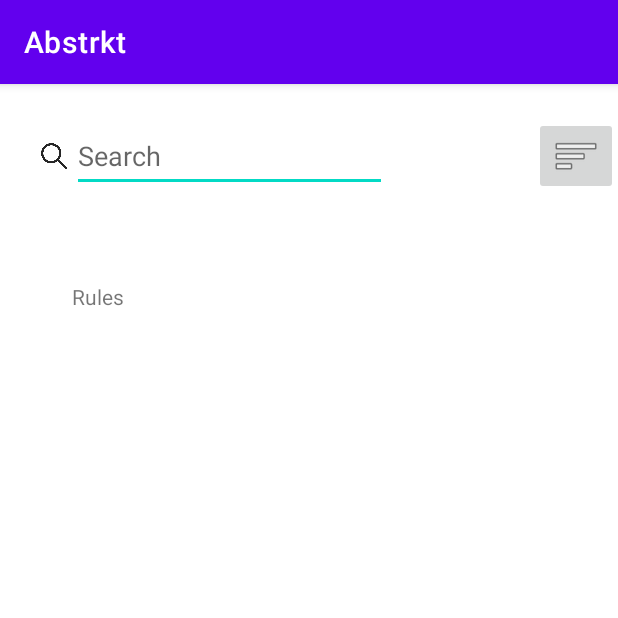
After one commit to winnie-phebus/Abstrkt, an Android app: the RulesFragment screen opened directly, with no data from a screen before it, on a phone screen of 412 x 824 dp, the top half of it. The commit adds this screen. Run offline under Robolectric (Android 15) with nearby library versions, the phone set to English and light mode, and no system bars.

Commit message:
New Fragments/Activities

```diff
--- a/app/src/main/AndroidManifest.xml
+++ b/app/src/main/AndroidManifest.xml
@@ -13,6 +13,9 @@
         android:supportsRtl="true"
         android:theme="@style/Theme.Abstrkt"
         tools:targetApi="31">
+        <activity
+            android:name=".TagsActivity"
+            android:exported="false" />
         <activity
             android:name=".Note"
             android:exported="false" />
--- /dev/null
+++ b/app/src/main/java/com/example/abstrkt/RulesFragment.java
@@ -0,0 +1,64 @@
+package com.example.abstrkt;
+
+import android.os.Bundle;
+
+import androidx.fragment.app.Fragment;
+
+import android.view.LayoutInflater;
+import android.view.View;
+import android.view.ViewGroup;
+
+/**
+ * A simple {@link Fragment} subclass.
+ * Use the {@link RulesFragment#newInstance} factory method to
+ * create an instance of this fragment.
+ */
+public class RulesFragment extends Fragment {
+
+    // TODO: Rename parameter arguments, choose names that match
+    // the fragment initialization parameters, e.g. ARG_ITEM_NUMBER
+    private static final String ARG_PARAM1 = "param1";
+    private static final String ARG_PARAM2 = "param2";
+
+    // TODO: Rename and change types of parameters
+    private String mParam1;
+    private String mParam2;
+
+    public RulesFragment() {
+        // Required empty public constructor
+    }
+
+    /**
+     * Use this factory method to create a new instance of
+     * this fragment using the provided parameters.
+     *
+     * @param param1 Parameter 1.
+     * @param param2 Parameter 2.
+     * @return A new instance of fragment RulesFragment.
+     */
+    // TODO: Rename and change types and number of parameters
+    public static RulesFragment newInstance(String param1, String param2) {
+        RulesFragment fragment = new RulesFragment();
+        Bundle args = new Bundle();
+        args.putString(ARG_PARAM1, param1);
+        args.putString(ARG_PARAM2, param2);
+        fragment.setArguments(args);
+        return fragment;
+    }
+
+    @Override
+    public void onCreate(Bundle savedInstanceState) {
+        super.onCreate(savedInstanceState);
+        if (getArguments() != null) {
+            mParam1 = getArguments().getString(ARG_PARAM1);
+            mParam2 = getArguments().getString(ARG_PARAM2);
+        }
+    }
+
+    @Override
+    public View onCreateView(LayoutInflater inflater, ViewGroup container,
+                             Bundle savedInstanceState) {
+        // Inflate the layout for this fragment
+        return inflater.inflate(R.layout.fragment_rules, container, false);
+    }
+}
--- /dev/null
+++ b/app/src/main/java/com/example/abstrkt/TagsActivity.java
@@ -0,0 +1,14 @@
+package com.example.abstrkt;
+
+import androidx.appcompat.app.AppCompatActivity;
+
+import android.os.Bundle;
+
+public class TagsActivity extends AppCompatActivity {
+
+    @Override
+    protected void onCreate(Bundle savedInstanceState) {
+        super.onCreate(savedInstanceState);
+        setContentView(R.layout.activity_organization);
+    }
+}
--- /dev/null
+++ b/app/src/main/res/layout/activity_organization.xml
@@ -0,0 +1,53 @@
+<?xml version="1.0" encoding="utf-8"?>
+<androidx.constraintlayout.widget.ConstraintLayout xmlns:android="http://schemas.android.com/apk/res/android"
+    xmlns:app="http://schemas.android.com/apk/res-auto"
+    xmlns:tools="http://schemas.android.com/tools"
+    android:layout_width="match_parent"
+    android:layout_height="match_parent"
+    tools:context=".TagsActivity">
+
+    <ImageButton
+        android:id="@+id/org_menu"
+        android:layout_width="wrap_content"
+        android:layout_height="wrap_content"
+        app:layout_constraintBottom_toBottomOf="@+id/org_search_input"
+        app:layout_constraintEnd_toEndOf="parent"
+        app:layout_constraintTop_toTopOf="@+id/org_search_input"
+        app:srcCompat="@android:drawable/ic_menu_sort_by_size"
+        tools:ignore="SpeakableTextPresentCheck" />
+
+    <EditText
+        android:id="@+id/org_search_input"
+        android:layout_width="210dp"
+        android:layout_height="wrap_content"
+        android:layout_marginTop="24dp"
+        android:ems="10"
+        android:hint="Search"
+        android:minHeight="48dp"
+        app:layout_constraintStart_toEndOf="@+id/org_search_icon"
+        app:layout_constraintTop_toTopOf="parent" />
+
+    <ImageView
+        android:id="@+id/org_search_icon"
+        android:layout_width="24dp"
+        android:layout_height="24dp"
+        android:layout_marginStart="24dp"
+        app:layout_constraintBottom_toBottomOf="@+id/org_search_input"
+        app:layout_constraintStart_toStartOf="parent"
+        app:layout_constraintTop_toTopOf="@+id/org_search_input"
+        app:srcCompat="@drawable/Search" />
+
+    <androidx.fragment.app.FragmentContainerView
+        android:id="@+id/org_fragment_cont"
+        android:name="com.example.abstrkt.RulesFragment"
+        android:layout_width="0dp"
+        android:layout_height="0dp"
+        android:layout_marginStart="24dp"
+        android:layout_marginTop="30dp"
+        android:layout_marginEnd="24dp"
+        app:layout_constraintBottom_toBottomOf="parent"
+        app:layout_constraintEnd_toEndOf="parent"
+        app:layout_constraintStart_toStartOf="parent"
+        app:layout_constraintTop_toBottomOf="@+id/org_search_input" />
+
+</androidx.constraintlayout.widget.ConstraintLayout>
--- /dev/null
+++ b/app/src/main/res/layout/fragment_rules.xml
@@ -0,0 +1,31 @@
+<?xml version="1.0" encoding="utf-8"?>
+<androidx.constraintlayout.widget.ConstraintLayout xmlns:android="http://schemas.android.com/apk/res/android"
+    xmlns:app="http://schemas.android.com/apk/res-auto"
+    xmlns:tools="http://schemas.android.com/tools"
+    android:id="@+id/frameLayout"
+    android:layout_width="match_parent"
+    android:layout_height="match_parent"
+    tools:context=".RulesFragment" >
+
+    <TextView
+        android:id="@+id/tags_tags_title"
+        android:layout_width="wrap_content"
+        android:layout_height="wrap_content"
+        android:layout_marginStart="24dp"
+        android:layout_marginTop="30dp"
+        android:text="Rules"
+        app:layout_constraintStart_toStartOf="parent"
+        app:layout_constraintTop_toTopOf="parent" />
+
+    <androidx.recyclerview.widget.RecyclerView
+        android:id="@+id/arc_rv"
+        android:layout_width="0dp"
+        android:layout_height="0dp"
+        android:layout_marginStart="24dp"
+        android:layout_marginTop="10dp"
+        android:layout_marginEnd="24dp"
+        app:layout_constraintBottom_toBottomOf="parent"
+        app:layout_constraintEnd_toEndOf="parent"
+        app:layout_constraintStart_toStartOf="parent"
+        app:layout_constraintTop_toBottomOf="@+id/tags_tags_title" />
+</androidx.constraintlayout.widget.ConstraintLayout>
```
Also changed, not shown: app/src/main/java/com/example/abstrkt/ArchiveFragment.java (added, +64 -0 lines), app/src/main/java/com/example/abstrkt/TrashFragment.java (added, +64 -0 lines), app/src/main/res/layout/fragment_archive.xml (added, +31 -0 lines), app/src/main/res/layout/fragment_tags.xml (added, +31 -0 lines), app/src/main/res/layout/fragment_trash.xml (added, +31 -0 lines), app/src/main/res/values/strings.xml (line endings or trailing spaces).
